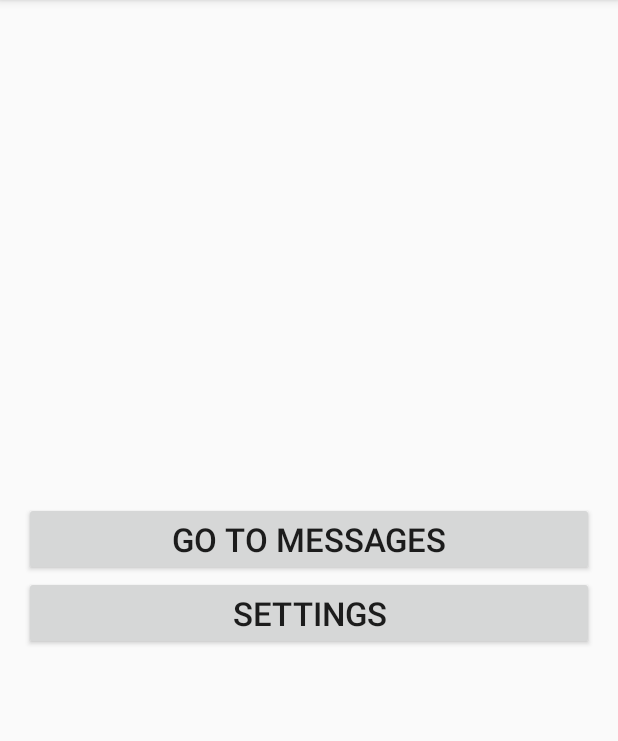
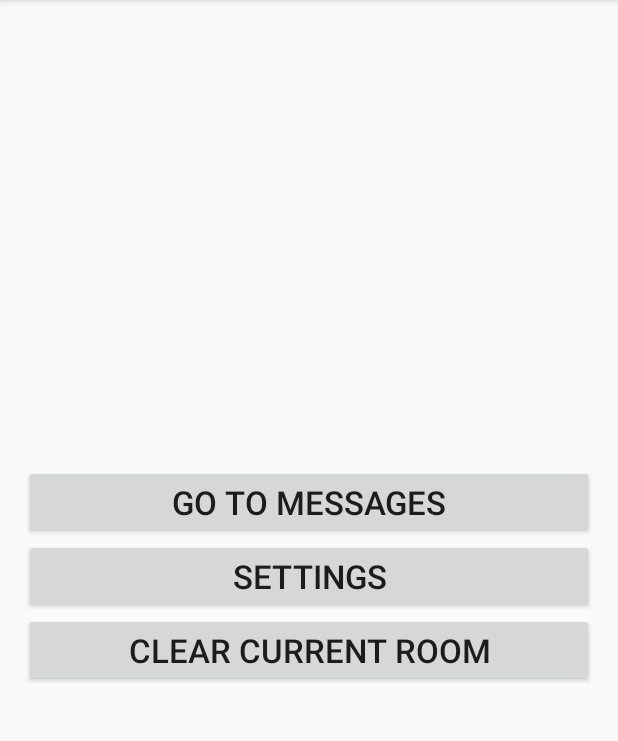
Before and after one commit to Pavlik1400/RSA-messanger, an Android app: the screen it shows after launch (MainActivity), on a phone screen of 412 x 824 dp, the part 84-825 px from its top. Run offline under Robolectric (Android 15) with nearby library versions, the light colour scheme and no system bars.

Commit message:
added clear button

```diff
--- a/program/app/src/main/res/layout/activity_main.xml
+++ b/program/app/src/main/res/layout/activity_main.xml
@@ -26,6 +26,15 @@
         android:onClick="settingsClick"
         />
 
+    <Button
+        android:id="@+id/clearButton"
+        android:layout_width="match_parent"
+        android:layout_height="wrap_content"
+        android:text="Clear Current room"
+        android:textSize="22sp"
+        android:onClick="clearClick"
+        />
+
 
 
 </LinearLayout>
```
Also changed, not shown: program/app/src/main/java/com/example/diskret_project/MainActivity.java (+7 -0 lines).
